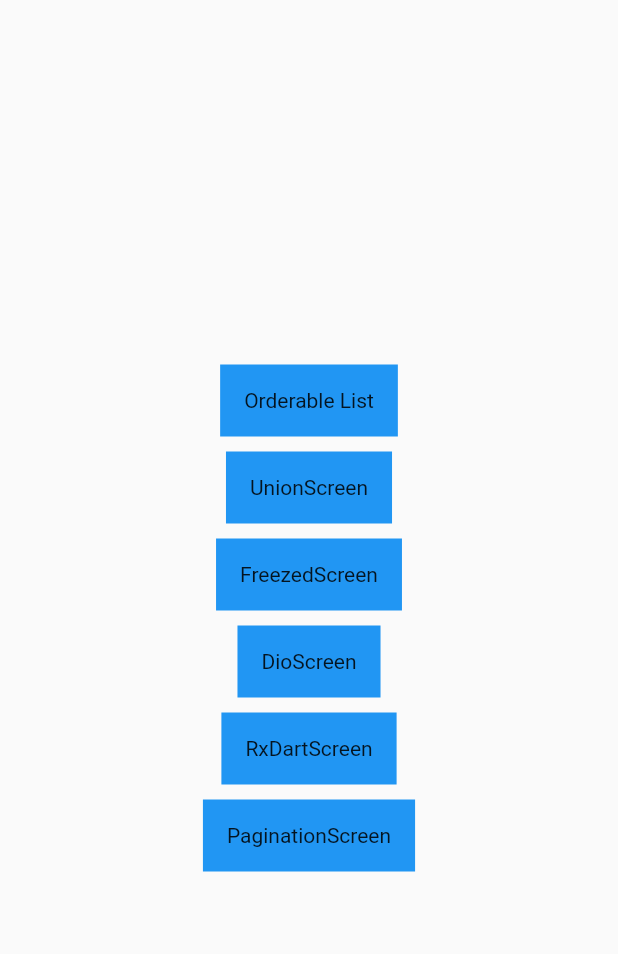
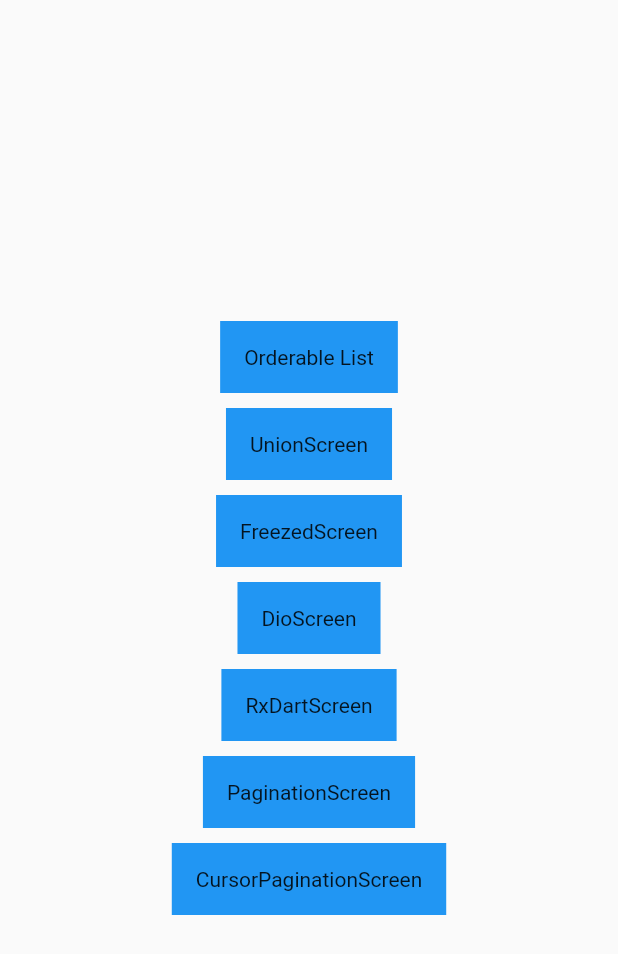
Before and after one commit to pyowonsik/flutter_practice, a Flutter app: the screen it shows after launch, on a phone screen of 412 x 824 dp. Shown: the top 954 px of the screen. Run offline on Flutter 3.47's test engine with Material 2 defaults, Android fonts, the phone set to English and light mode, and no system bars; our stand-ins replace dio, flutter_secure_storage, freezed_annotation, go_router, rxdart.

Commit message:
cursor_pagination init

```diff
--- a/lib/app.dart
+++ b/lib/app.dart
@@ -67,7 +67,7 @@ class App extends StatelessWidget {
             ),
           ),
           const SizedBox(height: 10),
-        InkWell(
+          InkWell(
             onTap: () {
               context.go('/pagination_screen');
             },
@@ -77,9 +77,18 @@ class App extends StatelessWidget {
               child: const Text('PaginationScreen'),
             ),
           ),
-        ]
-
-        ,
+          const SizedBox(height: 10),
+          InkWell(
+            onTap: () {
+              context.go('/cursor_pagination_screen');
+            },
+            child: Container(
+              color: Colors.blue,
+              padding: const EdgeInsets.all(16),
+              child: const Text('CursorPaginationScreen'),
+            ),
+          ),
+        ],
       ),
     );
   }
--- a/lib/main.dart
+++ b/lib/main.dart
@@ -3,6 +3,7 @@ import 'package:flutter/material.dart';
 import 'package:go_router/go_router.dart';
 
 import 'package:flutter_practice/app.dart';
+import 'package:flutter_practice/src/cursor_pagination/cursor_pagination_screen.dart';
 import 'package:flutter_practice/src/dio/dio_screen.dart';
 import 'package:flutter_practice/src/freezed/freezed_screen.dart';
 import 'package:flutter_practice/src/pagination/pagination_screen.dart';
@@ -54,6 +55,10 @@ class MyApp extends StatelessWidget {
           path: "/pagination_screen",
           builder: (_, state) => const PaginationScreen(),
         ),
+        GoRoute(
+          path: "/cursor_pagination_screen",
+          builder: (_, state) => const CursorPaginationScreen(),
+        ),
       ],
     );
     return MaterialApp.router(
```
Also changed, not shown: lib/src/cursor_pagination/cursor_pagination_screen.dart (added, +43 -0 lines), lib/src/cursor_pagination/cursor_pagination_model.dart (added).
